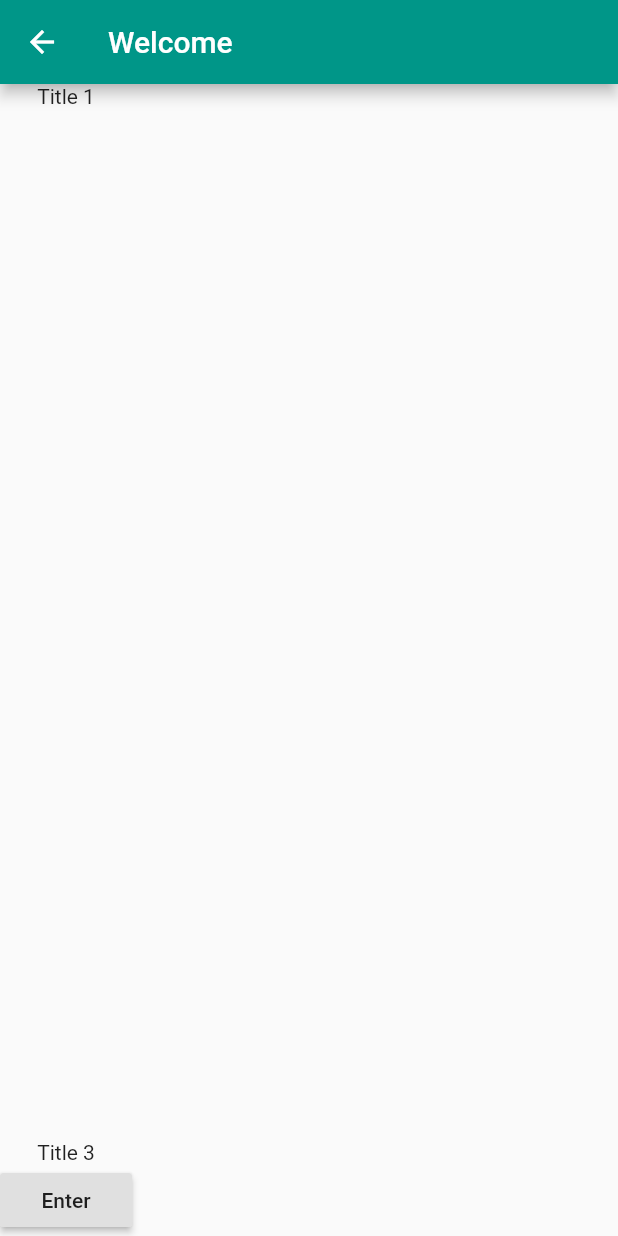
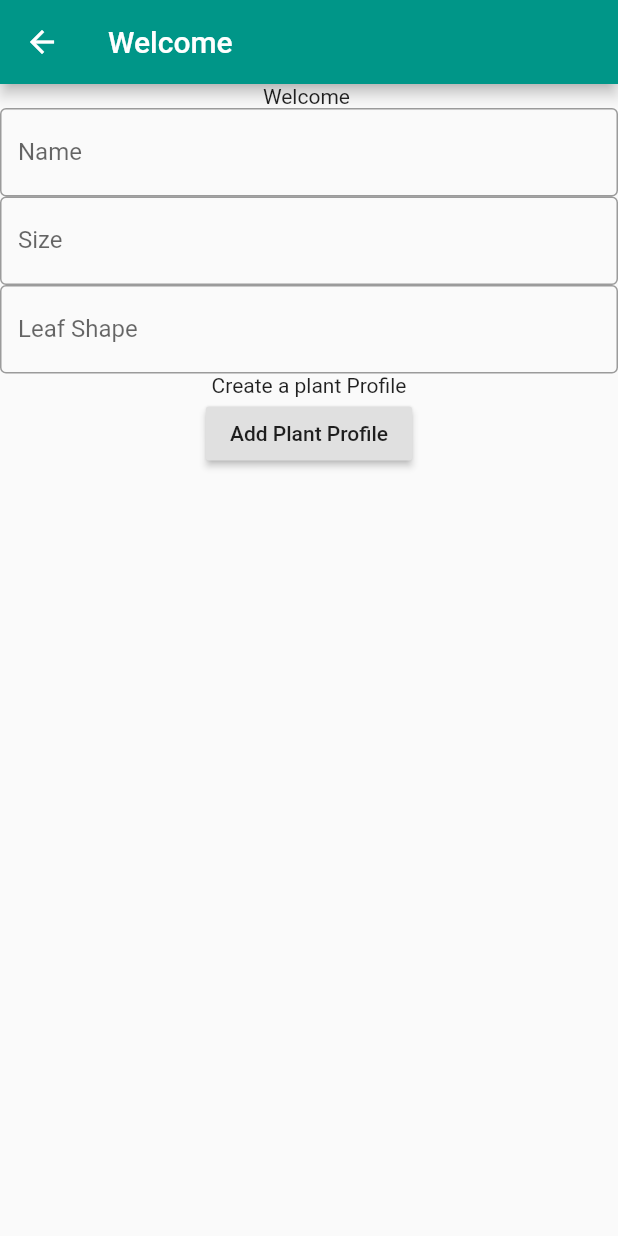
Before and after one commit to brdayauon/florafy, a Flutter app: the PlantProfilePage screen opened directly, on a phone screen of 412 x 824 dp. Run offline on Flutter 3.47's test engine with Material 2 defaults, Android fonts, the phone set to English and light mode, and no system bars; our stand-ins replace firebase_auth; accounts and stored records are empty.

```diff
--- a/lib/plant_profile.dart
+++ b/lib/plant_profile.dart
@@ -2,7 +2,7 @@ import 'package:firebase_auth/firebase_auth.dart';
 import 'package:flutter/material.dart';
 
 class PlantProfilePage extends StatefulWidget {
-  PlantProfilePage({Key key, this.title, this.uid}) : super(key:key);
+  PlantProfilePage({Key key, this.title, this.uid}) : super(key: key);
   final String uid;
   final String title;
 
@@ -11,17 +11,21 @@ class PlantProfilePage extends StatefulWidget {
 }
 
 class _PlantProfilePageState extends State<PlantProfilePage> {
-
   final FirebaseAuth _auth = FirebaseAuth.instance;
 
   var currentUser = "";
+  var seedlingController = TextEditingController();
+  var nameEditController = TextEditingController();
+  var sizeEditController = TextEditingController();
+  var shapeEditController = TextEditingController();
 
-  _PlantProfilePageState(){
-    _auth.currentUser().then((user){
-      setState((){
+
+  _PlantProfilePageState() {
+    _auth.currentUser().then((user) {
+      setState(() {
         currentUser = user.uid;
       });
-    }).catchError((e){
+    }).catchError((e) {
       print("Failed to get the current user!" + e.toString());
     });
   }
@@ -30,19 +34,38 @@ class _PlantProfilePageState extends State<PlantProfilePage> {
   Widget build(BuildContext context) {
     return Scaffold(
       appBar: AppBar(title: Text('Welcome ${currentUser}')),
-      body: Column(
+      body: Center(
+        child: Column(
           children: <Widget>[
-          Expanded(
-            child: Text("Title 1"),
+            Text(
+              'Welcome ${currentUser}',
             ),
-          Text("${currentUser}"),
-          Text("Title 3"),
+            TextField(
+              controller: nameEditController,
+              obscureText: false,
+              decoration: InputDecoration(
+                  border: OutlineInputBorder(), labelText: 'Name'),
+            ),
+            TextField(
+              controller: sizeEditController,
+              obscureText: false,
+              decoration: InputDecoration(
+                  border: OutlineInputBorder(), labelText: 'Size'),
+            ),
+            TextField(
+              controller: shapeEditController,
+              obscureText: false,
+              decoration: InputDecoration(
+                  border: OutlineInputBorder(), labelText: 'Leaf Shape'),
+            ),
+            Text("Create a plant Profile"),
             RaisedButton(
-            child: Text('Enter'),
+              child: Text('Add Plant Profile'),
               onPressed: () {},
             )
           ],
         ),
+      ),
     );
   }
 }
```
Lines whose indentation alone changed are shown as unchanged.
